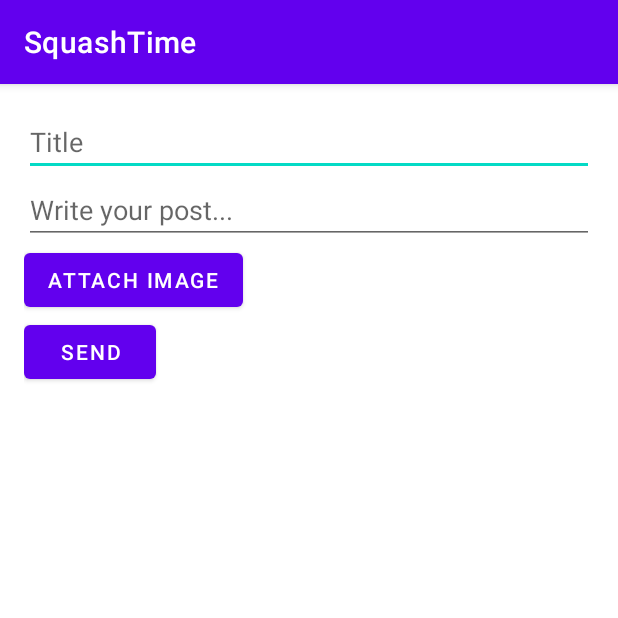
After one commit to Fylota/SquashTime, an Android app: the CreatePostActivity screen opened directly, with no data from a screen before it, on a phone screen of 412 x 824 dp, the top half of it. The commit adds this screen. Run offline under Robolectric (Android 15) with nearby library versions, the phone set to English and light mode, and no system bars; our stand-ins replace Firebase (no records; nobody signed in at launch, a user with empty details on screens opened directly).

Commit message:
Added firestorage

```diff
--- a/app/build.gradle
+++ b/app/build.gradle
@@ -49,7 +49,8 @@ dependencies {
     implementation 'androidx.lifecycle:lifecycle-viewmodel-ktx:2.3.1'
     implementation 'androidx.navigation:navigation-fragment-ktx:2.3.5'
     implementation 'androidx.navigation:navigation-ui-ktx:2.3.5'
-    implementation 'com.google.firebase:firebase-firestore:21.4.0'
+    implementation 'com.google.firebase:firebase-common-ktx:19.5.0'
+    implementation 'com.google.firebase:firebase-firestore-ktx:22.1.2'
     testImplementation 'junit:junit:4.+'
     androidTestImplementation 'androidx.test.ext:junit:1.1.3'
     androidTestImplementation 'androidx.test.espresso:espresso-core:3.4.0'
--- a/app/src/main/AndroidManifest.xml
+++ b/app/src/main/AndroidManifest.xml
@@ -11,6 +11,9 @@
         android:roundIcon="@mipmap/ic_launcher_round"
         android:supportsRtl="true"
         android:theme="@style/Theme.SquashTime">
+        <activity
+            android:name=".CreatePostActivity"
+            android:exported="true" />
         <activity
             android:name=".HomeActivity"
             android:exported="false"
--- /dev/null
+++ b/app/src/main/res/layout/activity_create_post.xml
@@ -0,0 +1,46 @@
+<?xml version="1.0" encoding="utf-8"?>
+<LinearLayout xmlns:android="http://schemas.android.com/apk/res/android"
+    android:id="@+id/activity_write_post"
+    android:layout_width="match_parent"
+    android:layout_height="match_parent"
+    android:paddingBottom="@dimen/activity_vertical_margin"
+    android:paddingLeft="@dimen/activity_horizontal_margin"
+    android:paddingRight="@dimen/activity_horizontal_margin"
+    android:paddingTop="@dimen/activity_vertical_margin"
+    android:orientation="vertical">
+
+    <EditText
+        android:id="@+id/etTitle"
+        android:layout_width="match_parent"
+        android:layout_height="wrap_content"
+        android:hint="Title"
+        android:maxLines="1" />
+
+    <EditText
+        android:id="@+id/etBody"
+        android:layout_width="match_parent"
+        android:layout_height="wrap_content"
+        android:hint="Write your post..."
+        android:inputType="textMultiLine"
+        android:maxLines="10"
+        android:scrollHorizontally="false" />
+
+    <ImageView
+        android:id="@+id/imgAttach"
+        android:visibility="gone"
+        android:layout_width="70dp"
+        android:layout_height="70dp" />
+
+    <Button
+        android:id="@+id/btnAttach"
+        android:layout_width="wrap_content"
+        android:layout_height="wrap_content"
+        android:text="Attach image" />
+
+    <Button
+        android:id="@+id/btnSend"
+        android:layout_width="wrap_content"
+        android:layout_height="wrap_content"
+        android:text="Send" />
+
+</LinearLayout>
```
Also changed, not shown: app/src/main/java/hu/bme/aut/android/squashtime/CreatePostActivity.kt (added, +112 -0 lines), app/src/main/java/hu/bme/aut/android/squashtime/HomeActivity.kt (+43 -8 lines), app/src/main/java/hu/bme/aut/android/squashtime/adapter/PostsAdapter.kt (added, +75 -0 lines), app/src/main/java/hu/bme/aut/android/squashtime/data/Posts.kt (added, +9 -0 lines), app/src/main/res/layout/card_post.xml (added, +53 -0 lines), app/src/main/res/layout/content_posts.xml (+3 -16 lines).
